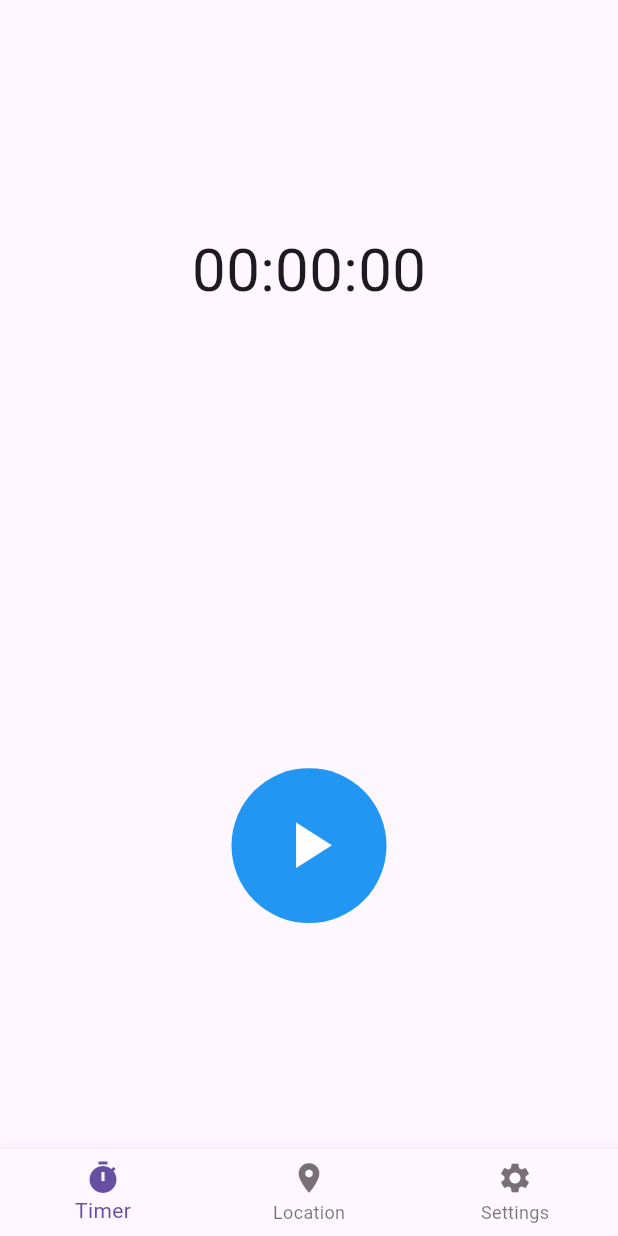
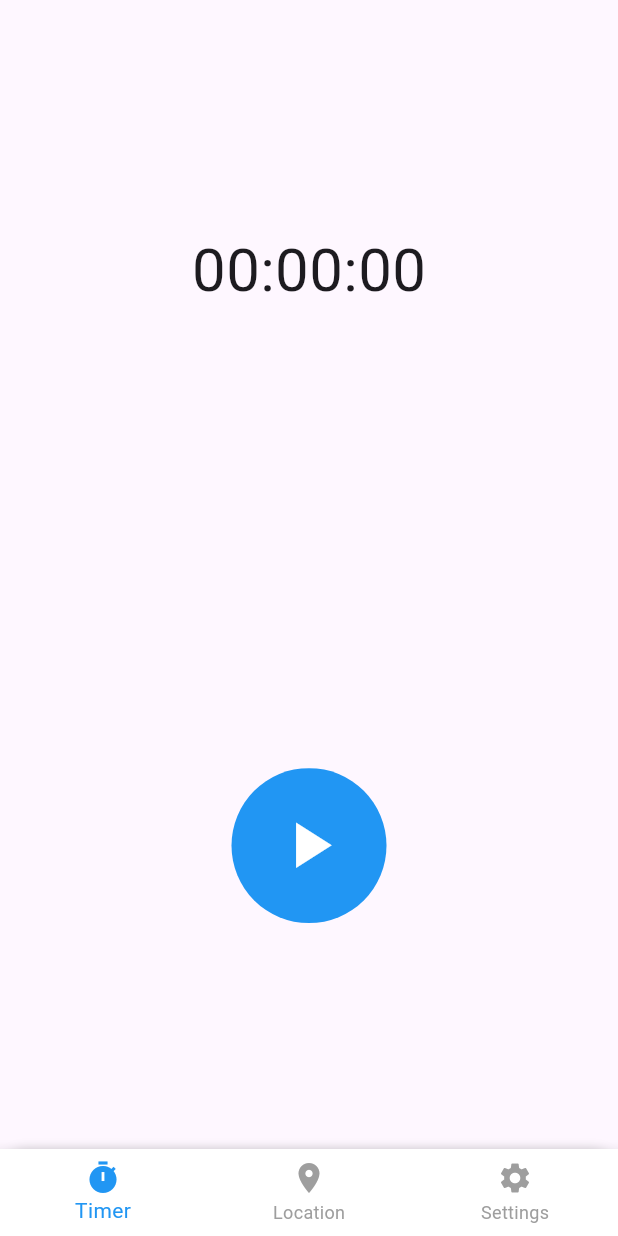
Before and after one commit to Yura-0/energise-test, a Flutter app: the screen it shows after launch, on a phone screen of 412 x 824 dp. Run offline on Flutter 3.47's test engine with Material 3 defaults, Android fonts, the phone set to English and light mode, and no system bars; our stand-ins replace responsive_sizer; generated files the repository leaves out were written again.

Commit message:
some design fix

```diff
--- a/lib/features/home/home_page.dart
+++ b/lib/features/home/home_page.dart
@@ -12,7 +12,7 @@ class HomePage extends StatefulWidget {
 
 class _HomePageState extends State<HomePage> {
   int _selectedIndex = 0;
-  final List <Widget> _pages = [
+  final List<Widget> _pages = [
     const TimerPage(),
     Container(),
     Container(),
@@ -23,12 +23,28 @@ class _HomePageState extends State<HomePage> {
       _selectedIndex = index;
     });
   }
+
   @override
   Widget build(BuildContext context) {
     return Scaffold(
       body: _pages[_selectedIndex],
-      bottomNavigationBar: BottomNavigationBar(
-        items:  [
+      bottomNavigationBar: Container(
+        decoration: BoxDecoration(
+          borderRadius: const BorderRadius.only(
+            topLeft: Radius.circular(20.0),
+            topRight: Radius.circular(20.0),
+          ),
+          boxShadow: [
+            BoxShadow(
+              color: Colors.grey.withOpacity(0.5),
+              spreadRadius: 2,
+              blurRadius: 6,
+              offset: const Offset(0, 3),
+            ),
+          ],
+        ),
+        child: BottomNavigationBar(
+          items: [
             BottomNavigationBarItem(
               icon: const Icon(Icons.timer),
               label: context.loc.timer,
@@ -44,6 +60,11 @@ class _HomePageState extends State<HomePage> {
           ],
           currentIndex: _selectedIndex,
           onTap: _onItemTapped,
+          type: BottomNavigationBarType.fixed,
+          backgroundColor: Colors.white,
+          selectedItemColor: Colors.blue,
+          unselectedItemColor: Colors.grey,
+        ),
       ),
     );
   }
```
Lines whose indentation alone changed are shown as unchanged.
